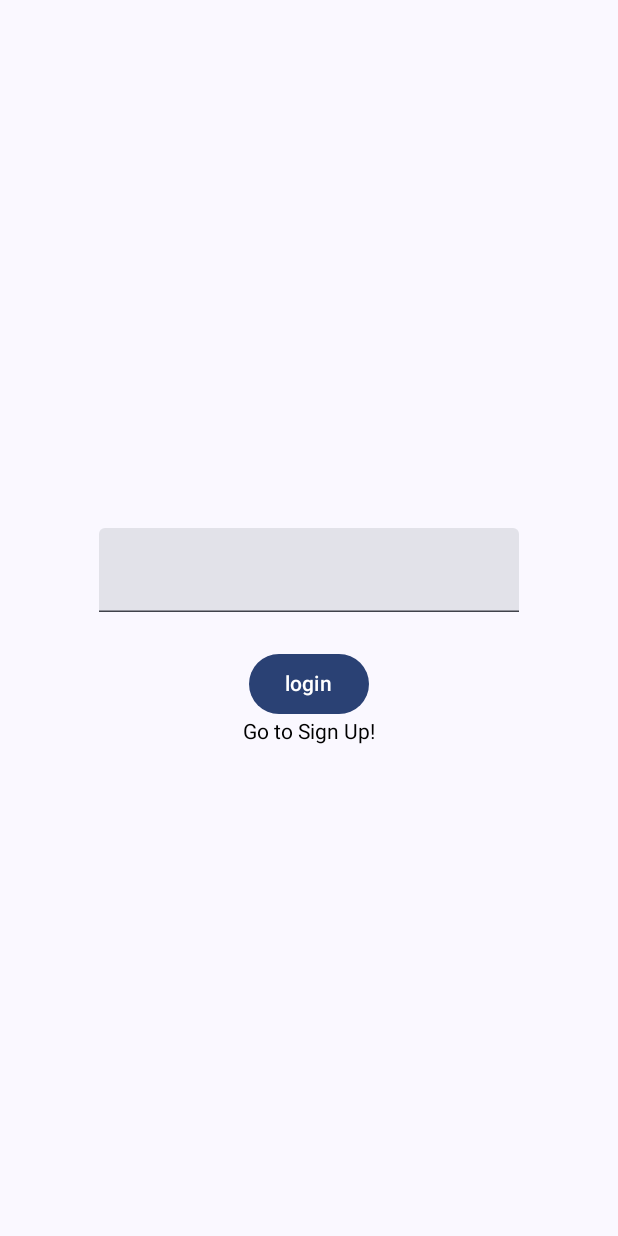
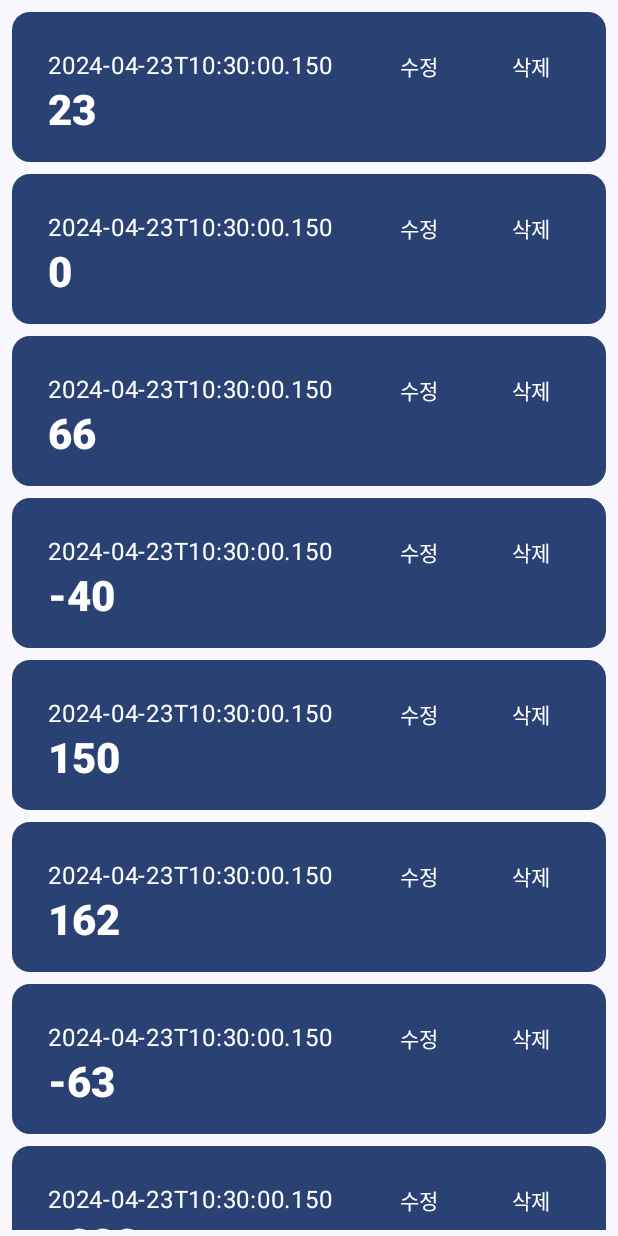
Before and after one commit to hanyugyung/collie, an Android app built with Jetpack Compose: the screen it shows after launch (MainActivity), after a tap on "login", on a phone screen of 412 x 824 dp. Run offline under Robolectric (Android 15) with nearby library versions, the phone set to English and light mode, and no system bars.

Commit message:
홈 화면 구성..

```diff
--- a/CollieApplication/app/src/main/java/com/example/collieapplication/MainActivity.kt
+++ b/CollieApplication/app/src/main/java/com/example/collieapplication/MainActivity.kt
@@ -40,7 +40,7 @@ import androidx.compose.ui.unit.dp
 import androidx.lifecycle.ViewModelProvider
 import androidx.lifecycle.lifecycleScope
 import com.example.collieapplication.collie.CollieApp
-import com.example.collieapplication.collie.UserViewModel
+import com.example.collieapplication.collie.model.user.UserViewModel
 import com.example.collieapplication.ui.theme.CollieApplicationTheme
 import kotlinx.coroutines.launch
 
@@ -60,7 +60,7 @@ class MainActivity : ComponentActivity() {
             }
         }
         // 코루틴은 멀티스레드아님 (병렬 x) 비동기임
-        // 경량화된 스레드 - 스레드 하나가지고 쪼개써 여러 일 처리
+        // 경량화된 스레드란? - 스레드 하나가지고 쪼개써 여러 일 처리
         // scope 를 이용하면 액티비티가 뽀사지면 안전하게 코루틴을 죽일 수있다
         lifecycleScope.launch {
             viewModel.state.collect {
--- a/CollieApplication/app/src/main/java/com/example/collieapplication/collie/CollieApp.kt
+++ b/CollieApplication/app/src/main/java/com/example/collieapplication/collie/CollieApp.kt
@@ -9,13 +9,18 @@ import androidx.compose.ui.tooling.preview.Preview
 import androidx.lifecycle.viewmodel.compose.viewModel
 import androidx.navigation.compose.composable
 import androidx.navigation.compose.rememberNavController
+import com.example.collieapplication.collie.model.ledger.LedgerViewModel
+import com.example.collieapplication.collie.model.user.UserViewModel
 
 enum class CollieScreen {
     Login, Signup, Home, Adding, Settings
 }
 
 @Composable
-fun CollieApp(userInputViewModel: UserViewModel = viewModel()) {
+fun CollieApp(
+    userInputViewModel: UserViewModel = viewModel()
+    , ledgerViewModel: LedgerViewModel = viewModel()
+) {
 
 
     val navController = rememberNavController()
@@ -23,7 +28,7 @@ fun CollieApp(userInputViewModel: UserViewModel = viewModel()) {
     // TODO navController 는 프리뷰에서는 못 쓰는지?
 
 
-    // 스크린 하당 뷰모델을 가지도록? vs 액티비티 하나당 뷰모델? -- 세기의 논란
+    // 스크린 하나당 뷰모델을 가지도록? vs 액티비티 하나당 뷰모델? -- 세기의 논란
 
     NavHost(
         navController = navController,
@@ -34,6 +39,9 @@ fun CollieApp(userInputViewModel: UserViewModel = viewModel()) {
                 Modifier.fillMaxSize()
                 , userInputViewModel.loginValue
                 , onValueChange = { userInputViewModel.inputLoginValue(it) }
+                , onLoginButtonClicked = {
+                    navController.navigate(CollieScreen.Home.name)
+                }
                 , onGoToSignUpButtonClicked = {
                     userInputViewModel.clearLoginValue()
                     navController.navigate(CollieScreen.Signup.name)
@@ -54,7 +62,10 @@ fun CollieApp(userInputViewModel: UserViewModel = viewModel()) {
             )
         }
         composable(route = CollieScreen.Home.name) {
-
+            HomeScreen(
+                Modifier.fillMaxSize()
+                , ledgerViewModel.ledgerList
+            )
         }
         composable(route = CollieScreen.Adding.name) {
 
--- /dev/null
+++ b/CollieApplication/app/src/main/java/com/example/collieapplication/collie/HomeScreen.kt
@@ -0,0 +1,119 @@
+package com.example.collieapplication.collie
+
+import androidx.compose.animation.animateContentSize
+import androidx.compose.animation.core.Spring
+import androidx.compose.animation.core.spring
+import androidx.compose.foundation.border
+import androidx.compose.foundation.layout.Column
+import androidx.compose.foundation.layout.Row
+import androidx.compose.foundation.layout.fillMaxSize
+import androidx.compose.foundation.layout.fillMaxWidth
+import androidx.compose.foundation.layout.height
+import androidx.compose.foundation.layout.padding
+import androidx.compose.foundation.lazy.LazyColumn
+import androidx.compose.foundation.lazy.items
+import androidx.compose.material3.Button
+import androidx.compose.material3.Card
+import androidx.compose.material3.CardDefaults
+import androidx.compose.material3.MaterialTheme
+import androidx.compose.material3.Surface
+import androidx.compose.material3.Text
+import androidx.compose.runtime.Composable
+import androidx.compose.ui.Modifier
+import androidx.compose.ui.graphics.Color
+import androidx.compose.ui.text.font.FontWeight
+import androidx.compose.ui.tooling.preview.Preview
+import androidx.compose.ui.unit.dp
+import androidx.lifecycle.viewmodel.compose.viewModel
+import com.example.collieapplication.collie.model.ledger.LedgerViewModel
+
+// comp
+// method vs 함수
+@Composable
+fun HomeScreen(
+    modifier: Modifier = Modifier,
+    ledgerList: List<LedgerViewModel.Ledger>
+) {
+
+    Surface(modifier
+        , color = MaterialTheme.colorScheme.background) {
+
+        LazyColumn(
+            modifier = modifier
+                .padding(vertical = 4.dp)
+                .fillMaxSize()
+        ) {
+            items(items = ledgerList) {
+                LedgerCardList(ledger = it)
+            }
+        }
+    }
+
+}
+
+@Composable
+fun LedgerCardList(ledger: LedgerViewModel.Ledger, modifier: Modifier = Modifier) {
+    Card(
+        colors = CardDefaults.cardColors(
+            containerColor = MaterialTheme.colorScheme.primary
+        ),
+        modifier = modifier
+            .padding(vertical = 4.dp, horizontal = 8.dp)
+            .fillMaxWidth()
+            .height(100.dp)
+    ) {
+        LedgerCard(ledger)
+    }
+}
+
+@Composable
+fun LedgerCard(ledger: LedgerViewModel.Ledger) {
+    Row(
+        modifier = Modifier
+            .padding(12.dp)
+            .animateContentSize(
+                animationSpec = spring(
+                    dampingRatio = Spring.DampingRatioMediumBouncy,
+                    stiffness = Spring.StiffnessLow
+                )
+            )
+    ) {
+        Column(
+            modifier = Modifier
+                .weight(1f)
+                .padding(12.dp)
+        ) {
+            Text(
+                text = ledger.transactionTime.toString()
+            )
+            Text(
+                text = ledger.amount.toString()
+                , style = MaterialTheme.typography.headlineMedium.copy(
+                    fontWeight = FontWeight.ExtraBold
+                )
+            )
+        }
+
+        Button(
+            modifier = Modifier
+                //.weight(1f)
+                //.padding(12.dp)
+                //.border(width = 2.dp, color = Color.Black)
+            ,
+            onClick = { /*TODO*/ }) {
+            Text(text = "수정")
+        }
+        Button(
+            modifier = Modifier
+                //.border(width = 2.dp, color = Color.Black)
+            , onClick = { /*TODO*/ }) {
+            Text(text = "삭제")
+        }
+    }
+}
+
+@Preview
+@Composable
+private fun HomeScreenPreview() {
+    HomeScreen(ledgerList = LedgerViewModel().ledgerList)
+}
--- a/CollieApplication/app/src/main/java/com/example/collieapplication/collie/LoginScreen.kt
+++ b/CollieApplication/app/src/main/java/com/example/collieapplication/collie/LoginScreen.kt
@@ -23,6 +23,7 @@ fun LoginScreen(
     modifier: Modifier = Modifier
     , str: String
     , onValueChange: (String) -> Unit
+    , onLoginButtonClicked: () -> Unit
     , onGoToSignUpButtonClicked: (Int) -> Unit
 ) {
 
@@ -37,7 +38,7 @@ fun LoginScreen(
                 , onValueChange = onValueChange
                 , modifier = Modifier.padding(vertical = 24.dp)
             )
-            Button(onClick = { /*TODO*/ }) {
+            Button(onClick = onLoginButtonClicked ) {
                 Text(text = "login")
             }
             ClickableText(
--- /dev/null
+++ b/CollieApplication/app/src/main/java/com/example/collieapplication/collie/model/ledger/LedgerViewModel.kt
@@ -0,0 +1,41 @@
+package com.example.collieapplication.collie.model.ledger
+
+import androidx.compose.runtime.getValue
+import androidx.compose.runtime.mutableStateOf
+import androidx.compose.runtime.setValue
+import androidx.lifecycle.ViewModel
+import kotlinx.coroutines.flow.MutableStateFlow
+import java.time.LocalDateTime
+
+class LedgerViewModel : ViewModel() {
+
+    var state = MutableStateFlow("")
+
+    private var _ledgerList by mutableStateOf(
+        (1..1000).map {
+            Ledger(
+                TransactionType.INCOME
+                , it * (-30..30).random().toLong()
+                , "TEST"
+                , LocalDateTime.now()
+            )
+        }
+    )
+
+    val ledgerList: List<Ledger>
+        get() = _ledgerList
+
+    class Ledger(
+        val transactionType: TransactionType,
+//        val categoryId: String, FIXME 속성값
+        val amount: Long,
+        val memo: String,
+        val transactionTime: LocalDateTime
+    )
+
+    enum class TransactionType(
+        desc: String
+    ) {
+        INCOME("수입"), SPENDING("지출"), TRANSFER("이체")
+    }
+}
--- a/CollieApplication/app/src/main/java/com/example/collieapplication/collie/UserViewModel.kt
+++ b/CollieApplication/app/src/main/java/com/example/collieapplication/collie/model/user/UserViewModel.kt
@@ -1,4 +1,4 @@
-package com.example.collieapplication.collie
+package com.example.collieapplication.collie.model.user
 
 import androidx.compose.runtime.getValue
 import androidx.compose.runtime.mutableStateOf
```
